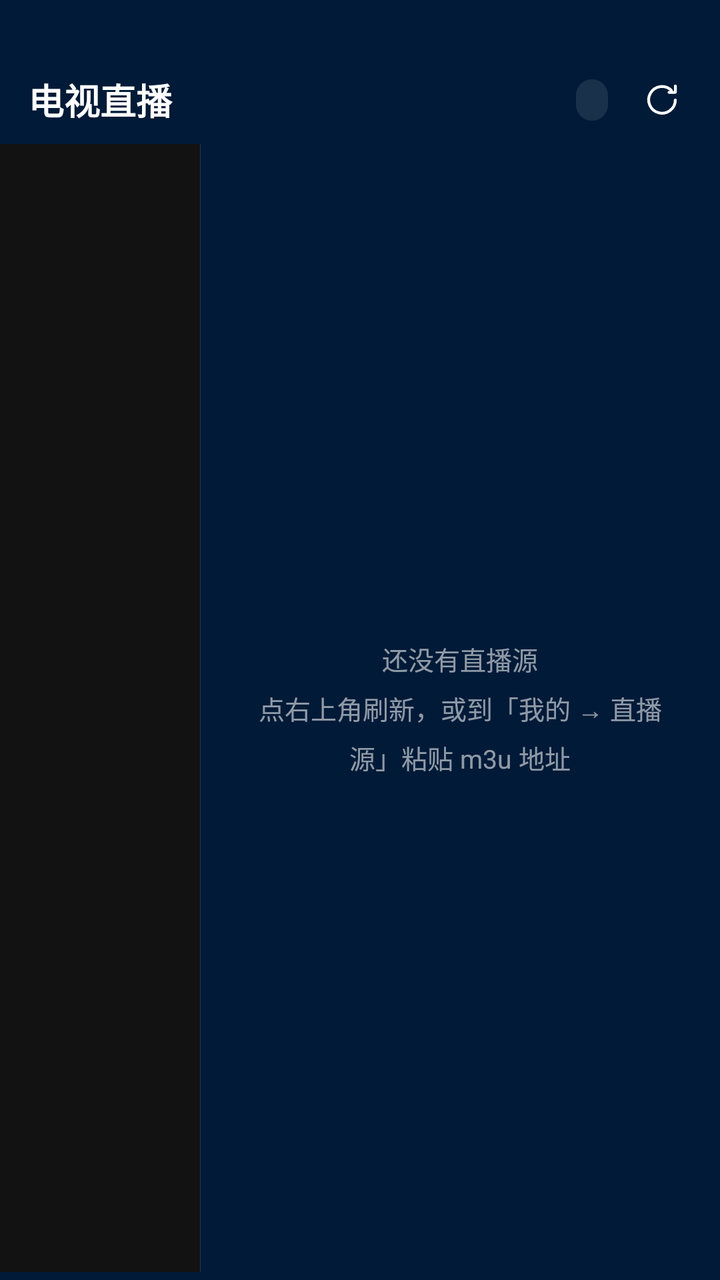
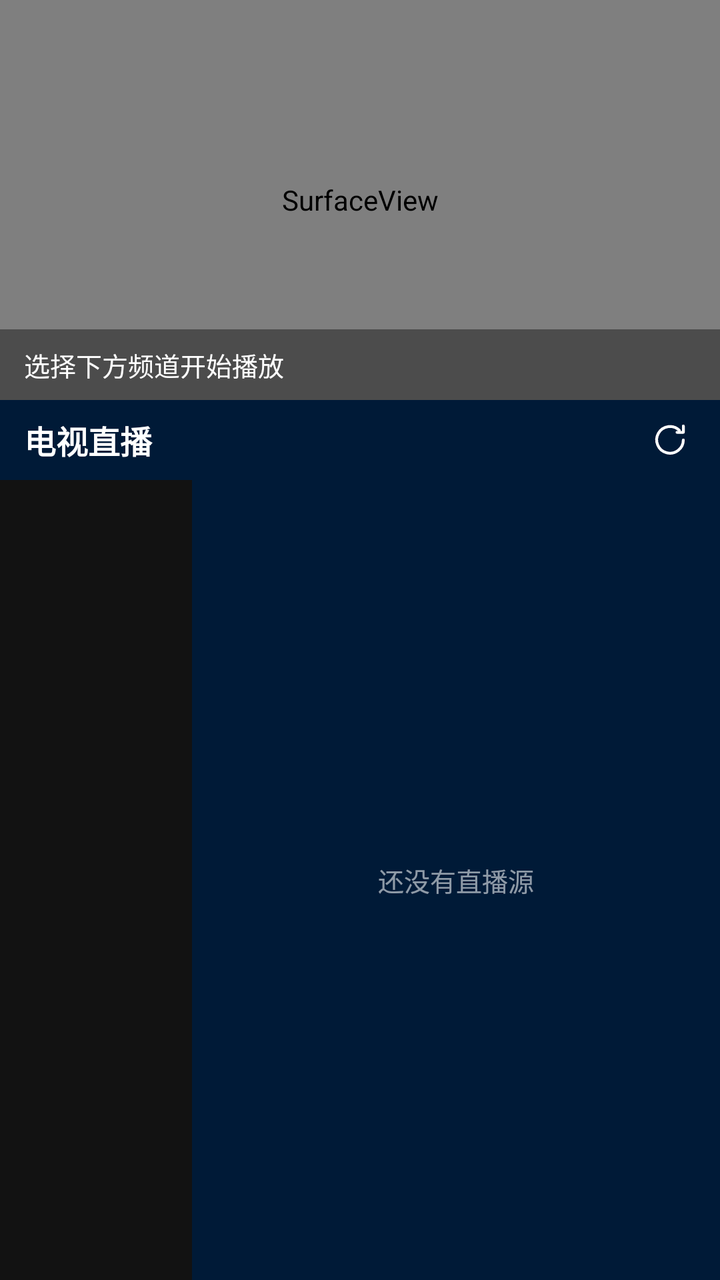

Before-and-after screenshots of an Android layout around one commit, followed by the original layout XML and the change that was made.
<!-- AndroidManifest.xml: application theme AppTheme -->
<!-- res/layout/page_live.xml -->
<?xml version="1.0" encoding="utf-8"?>
<LinearLayout xmlns:android="http://schemas.android.com/apk/res/android"
    android:layout_width="match_parent"
    android:layout_height="match_parent"
    android:background="@color/main_bg"
    android:orientation="vertical"
    android:paddingTop="28dip">

    <LinearLayout
        android:layout_width="match_parent"
        android:layout_height="44dip"
        android:gravity="center_vertical"
        android:orientation="horizontal"
        android:paddingLeft="14dip"
        android:paddingRight="12dip">

        <TextView
            android:layout_width="0dip"
            android:layout_height="wrap_content"
            android:layout_weight="1"
            android:text="电视直播"
            android:textColor="@color/white"
            android:textSize="18sp"
            android:textStyle="bold" />

        <TextView
            android:id="@+id/live_count"
            android:layout_width="wrap_content"
            android:layout_height="wrap_content"
            android:layout_marginRight="10dip"
            android:background="@drawable/bg_chip"
            android:paddingLeft="8dip"
            android:paddingRight="8dip"
            android:paddingTop="3dip"
            android:paddingBottom="3dip"
            android:textColor="@color/white_44"
            android:textSize="11sp" />

        <ImageView
            android:id="@+id/live_refresh"
            android:layout_width="34dip"
            android:layout_height="34dip"
            android:padding="7dip"
            android:src="@drawable/ic_refresh" />
    </LinearLayout>

    <LinearLayout
        android:layout_width="match_parent"
        android:layout_height="0dip"
        android:layout_weight="1"
        android:orientation="horizontal"
        android:paddingBottom="4dip">

        <ListView
            android:id="@+id/group_list"
            android:layout_width="100dip"
            android:layout_height="match_parent"
            android:background="#121212"
            android:divider="@drawable/bg_divider"
            android:dividerHeight="1px"
            android:paddingTop="4dip"
            android:scrollbars="none" />

        <View
            android:layout_width="1px"
            android:layout_height="match_parent"
            android:background="#22ffffff" />

        <FrameLayout
            android:layout_width="0dip"
            android:layout_height="match_parent"
            android:layout_weight="1">

            <GridView
                android:id="@+id/channel_grid"
                android:layout_width="match_parent"
                android:layout_height="match_parent"
                android:clipToPadding="false"
                android:horizontalSpacing="8dip"
                android:numColumns="2"
                android:paddingLeft="10dip"
                android:paddingTop="8dip"
                android:paddingRight="10dip"
                android:paddingBottom="12dip"
                android:stretchMode="columnWidth"
                android:verticalSpacing="8dip" />

            <TextView
                android:id="@+id/live_empty"
                android:layout_width="match_parent"
                android:layout_height="wrap_content"
                android:layout_gravity="center"
                android:gravity="center"
                android:lineSpacingExtra="6dip"
                android:padding="24dip"
                android:text="还没有直播源\n点右上角刷新，或到「我的 → 直播源」粘贴 m3u 地址"
                android:textColor="@color/white_44"
                android:textSize="13sp" />
        </FrameLayout>
    </LinearLayout>
</LinearLayout>
<!-- resources referenced by this layout -->
<resources>
  <color name="main_bg">#ff001a37</color>
  <color name="white">#ffffffff</color>
  <color name="white_44">#8fffffff</color>
  <!-- drawable bg_chip (drawable) -->
  <?xml version="1.0" encoding="utf-8"?>
  <shape xmlns:android="http://schemas.android.com/apk/res/android" android:shape="rectangle">
    <solid android:color="#1affffff" />
    <corners android:radius="14dip" />
  </shape>
  <!-- drawable bg_divider (drawable) -->
  <?xml version="1.0" encoding="utf-8"?>
  <shape xmlns:android="http://schemas.android.com/apk/res/android" android:shape="rectangle">
    <solid android:color="#1fffffff" />
  </shape>
  <!-- drawable ic_refresh (drawable) -->
  <?xml version="1.0" encoding="utf-8"?>
  <vector xmlns:android="http://schemas.android.com/apk/res/android" android:width="24dip" android:height="24dip" android:viewportWidth="24" android:viewportHeight="24">
    <path android:pathData="M20 12 A8 8 0 1 1 17.6 6.2" android:strokeColor="#ffffffff" android:strokeWidth="1.7" android:strokeLineCap="round" android:strokeLineJoin="round" android:fillColor="#00000000" />
    <path android:pathData="M20 3.6 V7.4 H16.2" android:strokeColor="#ffffffff" android:strokeWidth="1.7" android:strokeLineCap="round" android:strokeLineJoin="round" android:fillColor="#00000000" />
  </vector>
  <style name="AppTheme" parent="@android:style/Theme.Material.NoActionBar">
          <item name="android:colorPrimary">@color/main_bg</item>
          <item name="android:colorPrimaryDark">@color/main_bg</item>
          <item name="android:colorAccent">@color/orange</item>
          <item name="android:windowBackground">@color/main_bg</item>
          <item name="android:textColorPrimary">@color/white</item>
          <item name="android:textColorSecondary">@color/white_44</item>
          <item name="android:statusBarColor">@color/main_bg</item>
          <item name="android:navigationBarColor">@color/main_bg</item>
      </style>
  <color name="orange">#ffffb40a</color>
</resources>

<!-- the commit's change to res/layout/page_live.xml (unified diff, before → after) -->
@@ -3,16 +3,51 @@
     android:layout_width="match_parent"
     android:layout_height="match_parent"
     android:background="@color/main_bg"
-    android:orientation="vertical"
-    android:paddingTop="28dip">
+    android:orientation="vertical">
+
+    <FrameLayout
+        android:id="@+id/live_player_box"
+        android:layout_width="match_parent"
+        android:layout_height="200dip"
+        android:background="@color/black">
+
+        <SurfaceView
+            android:id="@+id/live_surface"
+            android:layout_width="match_parent"
+            android:layout_height="match_parent" />
+
+        <TextView
+            android:id="@+id/live_now"
+            android:layout_width="match_parent"
+            android:layout_height="wrap_content"
+            android:layout_gravity="bottom"
+            android:background="#66000000"
+            android:ellipsize="end"
+            android:paddingLeft="12dip"
+            android:paddingTop="8dip"
+            android:paddingRight="12dip"
+            android:paddingBottom="8dip"
+            android:singleLine="true"
+            android:text="选择下方频道开始播放"
+            android:textColor="@color/white"
+            android:textSize="13sp" />
+
+        <ProgressBar
+            android:id="@+id/live_spin"
+            android:layout_width="36dip"
+            android:layout_height="36dip"
+            android:layout_gravity="center"
+            android:indeterminateTint="@color/orange"
+            android:visibility="gone" />
+    </FrameLayout>
 
     <LinearLayout
         android:layout_width="match_parent"
-        android:layout_height="44dip"
+        android:layout_height="40dip"
         android:gravity="center_vertical"
         android:orientation="horizontal"
-        android:paddingLeft="14dip"
-        android:paddingRight="12dip">
+        android:paddingLeft="12dip"
+        android:paddingRight="8dip">
 
         <TextView
             android:layout_width="0dip"
@@ -20,21 +55,16 @@
             android:layout_weight="1"
             android:text="电视直播"
             android:textColor="@color/white"
-            android:textSize="18sp"
+            android:textSize="16sp"
             android:textStyle="bold" />
 
         <TextView
             android:id="@+id/live_count"
             android:layout_width="wrap_content"
             android:layout_height="wrap_content"
-            android:layout_marginRight="10dip"
-            android:background="@drawable/bg_chip"
-            android:paddingLeft="8dip"
-            android:paddingRight="8dip"
-            android:paddingTop="3dip"
-            android:paddingBottom="3dip"
+            android:layout_marginRight="8dip"
             android:textColor="@color/white_44"
-            android:textSize="11sp" />
+            android:textSize="12sp" />
 
         <ImageView
             android:id="@+id/live_refresh"
@@ -48,23 +78,15 @@
         android:layout_width="match_parent"
         android:layout_height="0dip"
         android:layout_weight="1"
-        android:orientation="horizontal"
-        android:paddingBottom="4dip">
+        android:orientation="horizontal">
 
         <ListView
             android:id="@+id/group_list"
-            android:layout_width="100dip"
+            android:layout_width="96dip"
             android:layout_height="match_parent"
             android:background="#121212"
-            android:divider="@drawable/bg_divider"
-            android:dividerHeight="1px"
-            android:paddingTop="4dip"
+            android:divider="@null"
             android:scrollbars="none" />
-
-        <View
-            android:layout_width="1px"
-            android:layout_height="match_parent"
-            android:background="#22ffffff" />
 
         <FrameLayout
             android:layout_width="0dip"
@@ -75,13 +97,9 @@
                 android:id="@+id/channel_grid"
                 android:layout_width="match_parent"
                 android:layout_height="match_parent"
-                android:clipToPadding="false"
                 android:horizontalSpacing="8dip"
                 android:numColumns="2"
-                android:paddingLeft="10dip"
-                android:paddingTop="8dip"
-                android:paddingRight="10dip"
-                android:paddingBottom="12dip"
+                android:padding="8dip"
                 android:stretchMode="columnWidth"
                 android:verticalSpacing="8dip" />
 
@@ -92,8 +110,8 @@
                 android:layout_gravity="center"
                 android:gravity="center"
                 android:lineSpacingExtra="6dip"
-                android:padding="24dip"
-                android:text="还没有直播源\n点右上角刷新，或到「我的 → 直播源」粘贴 m3u 地址"
+                android:padding="20dip"
+                android:text="还没有直播源"
                 android:textColor="@color/white_44"
                 android:textSize="13sp" />
         </FrameLayout>
<!-- resource entries referenced after the edit -->
@@ -1,19 +1,9 @@
 <!-- resources referenced by this layout -->
 <resources>
+  <color name="black">#ff000000</color>
   <color name="main_bg">#ff001a37</color>
   <color name="white">#ffffffff</color>
   <color name="white_44">#8fffffff</color>
-  <!-- drawable bg_chip (drawable) -->
-  <?xml version="1.0" encoding="utf-8"?>
-  <shape xmlns:android="http://schemas.android.com/apk/res/android" android:shape="rectangle">
-    <solid android:color="#1affffff" />
-    <corners android:radius="14dip" />
-  </shape>
-  <!-- drawable bg_divider (drawable) -->
-  <?xml version="1.0" encoding="utf-8"?>
-  <shape xmlns:android="http://schemas.android.com/apk/res/android" android:shape="rectangle">
-    <solid android:color="#1fffffff" />
-  </shape>
   <!-- drawable ic_refresh (drawable) -->
   <?xml version="1.0" encoding="utf-8"?>
   <vector xmlns:android="http://schemas.android.com/apk/res/android" android:width="24dip" android:height="24dip" android:viewportWidth="24" android:viewportHeight="24">
